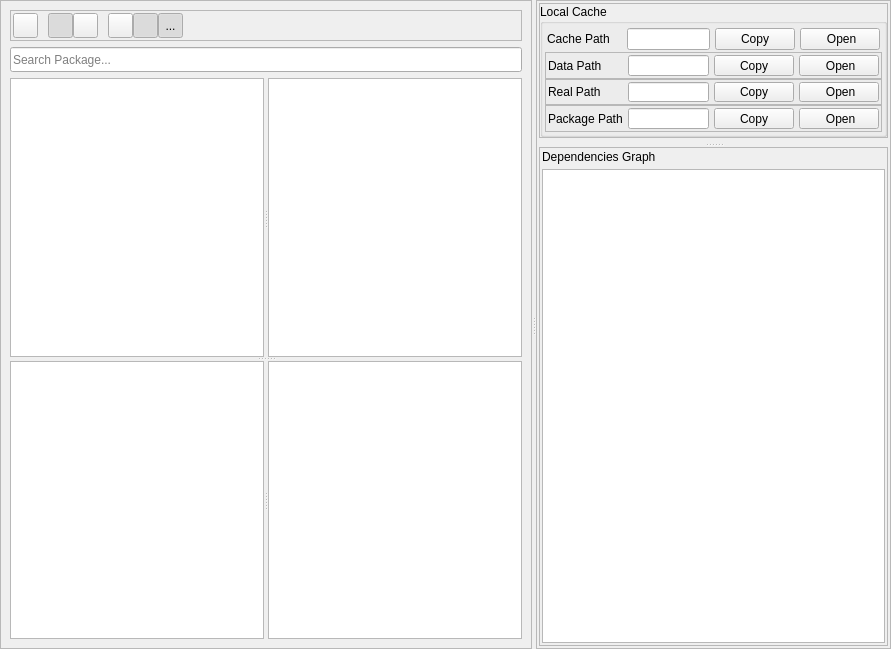
This is resources/ui/widget/tab/cache/tab_cache.ui in afri-bit/conan-guide as Qt 5 draws it before an edit. The edited form follows.
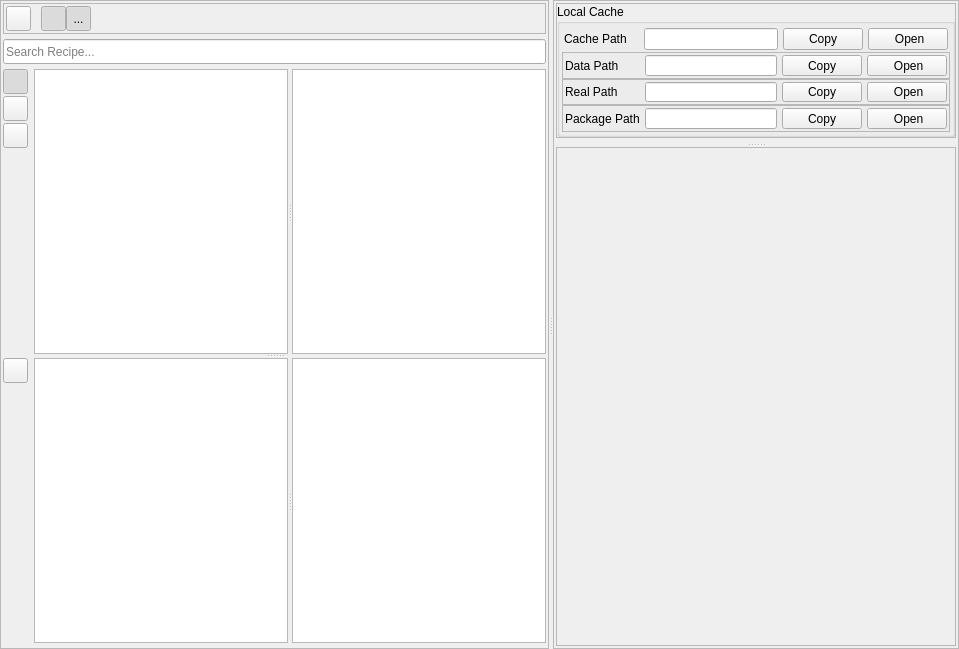
This is the edited form. Icons and pictures are not drawn.

Commit message: Rearranged the UI to have better grouping of the buttons

Diff of the .ui file:
```diff
--- a/resources/ui/widget/tab/cache/tab_cache.ui
+++ b/resources/ui/widget/tab/cache/tab_cache.ui
@@ -6,7 +6,7 @@
    <rect>
     <x>0</x>
     <y>0</y>
-    <width>891</width>
+    <width>959</width>
     <height>649</height>
    </rect>
   </property>
@@ -53,7 +53,22 @@
       <property name="frameShadow">
        <enum>QFrame::Raised</enum>
       </property>
-      <layout class="QVBoxLayout" name="verticalLayout">
+      <layout class="QVBoxLayout" name="verticalLayout_3">
+       <property name="spacing">
+        <number>5</number>
+       </property>
+       <property name="leftMargin">
+        <number>2</number>
+       </property>
+       <property name="topMargin">
+        <number>2</number>
+       </property>
+       <property name="rightMargin">
+        <number>2</number>
+       </property>
+       <property name="bottomMargin">
+        <number>5</number>
+       </property>
        <item>
         <widget class="QFrame" name="frame_16">
          <property name="layoutDirection">
@@ -126,94 +141,6 @@
             </property>
            </spacer>
           </item>
-          <item>
-           <widget class="QToolButton" name="toolButtonSortAscending">
-            <property name="minimumSize">
-             <size>
-              <width>25</width>
-              <height>25</height>
-             </size>
-            </property>
-            <property name="toolTip">
-             <string>Sort Ascending</string>
-            </property>
-            <property name="text">
-             <string/>
-            </property>
-            <property name="icon">
-             <iconset resource="../../../../resources.qrc">
-              <normaloff>:/icon/light/sort_ascending.png</normaloff>:/icon/light/sort_ascending.png</iconset>
-            </property>
-            <property name="checkable">
-             <bool>true</bool>
-            </property>
-            <property name="checked">
-             <bool>true</bool>
-            </property>
-            <property name="autoRaise">
-             <bool>false</bool>
-            </property>
-           </widget>
-          </item>
-          <item>
-           <widget class="QToolButton" name="toolButtonSortDescending">
-            <property name="minimumSize">
-             <size>
-              <width>25</width>
-              <height>25</height>
-             </size>
-            </property>
-            <property name="toolTip">
-             <string>Sort Descending</string>
-            </property>
-            <property name="text">
-             <string/>
-            </property>
-            <property name="icon">
-             <iconset resource="../../../../resources.qrc">
-              <normaloff>:/icon/light/sort_descending.png</normaloff>:/icon/light/sort_descending.png</iconset>
-            </property>
-            <property name="checkable">
-             <bool>true</bool>
-            </property>
-           </widget>
-          </item>
-          <item>
-           <spacer name="horizontalSpacer_4">
-            <property name="orientation">
-             <enum>Qt::Horizontal</enum>
-            </property>
-            <property name="sizeType">
-             <enum>QSizePolicy::Fixed</enum>
-            </property>
-            <property name="sizeHint" stdset="0">
-             <size>
-              <width>10</width>
-              <height>20</height>
-             </size>
-            </property>
-           </spacer>
-          </item>
-          <item>
-           <widget class="QToolButton" name="toolButtonRemovePackage">
-            <property name="minimumSize">
-             <size>
-              <width>25</width>
-              <height>25</height>
-             </size>
-            </property>
-            <property name="toolTip">
-             <string>Remove</string>
-            </property>
-            <property name="text">
-             <string/>
-            </property>
-            <property name="icon">
-             <iconset resource="../../../../resources.qrc">
-              <normaloff>:/icon/light/remove.png</normaloff>:/icon/light/remove.png</iconset>
-            </property>
-           </widget>
-          </item>
           <item>
            <widget class="QToolButton" name="checkBoxOpenExplorer">
             <property name="minimumSize">
@@ -295,7 +222,7 @@
         </widget>
        </item>
        <item>
-        <widget class="QLineEdit" name="lineEditSearchPackage">
+        <widget class="QLineEdit" name="lineEditSearchRecipe">
          <property name="minimumSize">
           <size>
            <width>0</width>
@@ -315,7 +242,7 @@
           <number>0</number>
          </property>
          <property name="placeholderText">
-          <string>Search Package...</string>
+          <string>Search Recipe...</string>
          </property>
         </widget>
        </item>
@@ -328,14 +255,158 @@
           <property name="orientation">
            <enum>Qt::Horizontal</enum>
           </property>
-          <widget class="QTreeView" name="treeViewRecipe"/>
+          <widget class="QWidget" name="">
+           <layout class="QHBoxLayout" name="horizontalLayout_5">
+            <item>
+             <layout class="QVBoxLayout" name="verticalLayout">
+              <property name="spacing">
+               <number>2</number>
+              </property>
+              <item>
+               <widget class="QToolButton" name="toolButtonSortAscending">
+                <property name="minimumSize">
+                 <size>
+                  <width>25</width>
+                  <height>25</height>
+                 </size>
+                </property>
+                <property name="toolTip">
+                 <string>Sort Ascending</string>
+                </property>
+                <property name="text">
+                 <string/>
+                </property>
+                <property name="icon">
+                 <iconset resource="../../../../resources.qrc">
+                  <normaloff>:/icon/light/sort_ascending.png</normaloff>:/icon/light/sort_ascending.png</iconset>
+                </property>
+                <property name="checkable">
+                 <bool>true</bool>
+                </property>
+                <property name="checked">
+                 <bool>true</bool>
+                </property>
+                <property name="autoRaise">
+                 <bool>false</bool>
+                </property>
+               </widget>
+              </item>
+              <item>
+               <widget class="QToolButton" name="toolButtonSortDescending">
+                <property name="minimumSize">
+                 <size>
+                  <width>25</width>
+                  <height>25</height>
+                 </size>
+                </property>
+                <property name="toolTip">
+                 <string>Sort Descending</string>
+                </property>
+                <property name="text">
+                 <string/>
+                </property>
+                <property name="icon">
+                 <iconset resource="../../../../resources.qrc">
+                  <normaloff>:/icon/light/sort_descending.png</normaloff>:/icon/light/sort_descending.png</iconset>
+                </property>
+                <property name="checkable">
+                 <bool>true</bool>
+                </property>
+               </widget>
+              </item>
+              <item>
+               <widget class="QToolButton" name="toolButtonRemoveRecipe">
+                <property name="minimumSize">
+                 <size>
+                  <width>25</width>
+                  <height>25</height>
+                 </size>
+                </property>
+                <property name="toolTip">
+                 <string>Remove Recipe</string>
+                </property>
+                <property name="text">
+                 <string/>
+                </property>
+                <property name="icon">
+                 <iconset resource="../../../../resources.qrc">
+                  <normaloff>:/icon/light/remove.png</normaloff>:/icon/light/remove.png</iconset>
+                </property>
+               </widget>
+              </item>
+              <item>
+               <spacer name="verticalSpacer">
+                <property name="orientation">
+                 <enum>Qt::Vertical</enum>
+                </property>
+                <property name="sizeHint" stdset="0">
+                 <size>
+                  <width>20</width>
+                  <height>40</height>
+                 </size>
+                </property>
+               </spacer>
+              </item>
+             </layout>
+            </item>
+            <item>
+             <widget class="QTreeView" name="treeViewRecipe"/>
+            </item>
+           </layout>
+          </widget>
           <widget class="QTreeView" name="treeViewRecipeInspect"/>
          </widget>
          <widget class="QSplitter" name="splitter_2">
           <property name="orientation">
            <enum>Qt::Horizontal</enum>
           </property>
-          <widget class="QListView" name="listViewPackage"/>
+          <widget class="QWidget" name="">
+           <layout class="QHBoxLayout" name="horizontalLayout_6">
+            <item>
+             <layout class="QVBoxLayout" name="verticalLayout_2">
+              <property name="spacing">
+               <number>2</number>
+              </property>
+              <item>
+               <widget class="QToolButton" name="toolButtonRemovePackage">
+                <property name="minimumSize">
+                 <size>
+                  <width>25</width>
+                  <height>25</height>
+                 </size>
+                </property>
+                <property name="toolTip">
+                 <string>Remove Package</string>
+                </property>
+                <property name="text">
+                 <string/>
+                </property>
+                <property name="icon">
+                 <iconset resource="../../../../resources.qrc">
+                  <normaloff>:/icon/light/remove.png</normaloff>:/icon/light/remove.png</iconset>
+                </property>
+               </widget>
+              </item>
+              <item>
+               <spacer name="verticalSpacer_2">
+                <property name="orientation">
+                 <enum>Qt::Vertical</enum>
+                </property>
+                <property name="sizeHint" stdset="0">
+                 <size>
+                  <width>20</width>
+                  <height>40</height>
+                 </size>
+                </property>
+               </spacer>
+              </item>
+             </layout>
+            </item>
+            <item>
+             <widget class="QListView" name="listViewPackage"/>
+            </item>
+           </layout>
+          </widget>
           <widget class="QTreeView" name="treeViewPackageInspect">
            <property name="enabled">
             <bool>true</bool>
@@ -812,25 +883,6 @@
            <property name="bottomMargin">
             <number>2</number>
            </property>
-           <item>
-            <widget class="QLabel" name="label_15">
-             <property name="text">
-              <string>Dependencies Graph</string>
-             </property>
-            </widget>
-           </item>
-           <item>
-            <widget class="QGraphicsView" name="graphicsView">
-             <property name="sceneRect">
-              <rectf>
-               <x>0.000000000000000</x>
-               <y>0.000000000000000</y>
-               <width>0.000000000000000</width>
-               <height>0.000000000000000</height>
-              </rectf>
-             </property>
-            </widget>
-           </item>
           </layout>
          </widget>
         </widget>
```
The commit also changes 3 other files.
